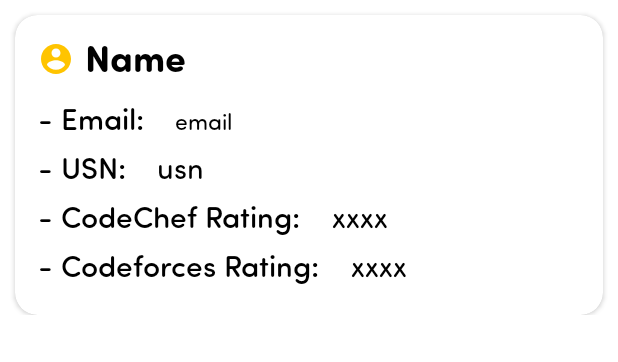
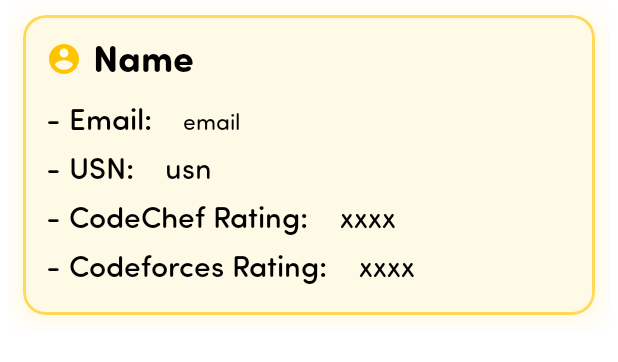
Before and after one commit to IC-Hack-Sanakaris/track-app, an Android app: the layout mentee_details_card_layout.xml on its own in the app's theme, with its tools: preview values and no code run, on a phone screen of 412 x 824 dp. Shown: the top 362 px of the screen. Run offline under Robolectric (Android 15) with nearby library versions, the phone set to English and light mode, and no system bars.

Commit message:
Made some UI changes in recyclerView Item

```diff
--- a/app/src/main/res/layout/mentee_details_card_layout.xml
+++ b/app/src/main/res/layout/mentee_details_card_layout.xml
@@ -1,16 +1,21 @@
 <?xml version="1.0" encoding="utf-8"?>
-<androidx.constraintlayout.widget.ConstraintLayout xmlns:android="http://schemas.android.com/apk/res/android"
+<LinearLayout xmlns:android="http://schemas.android.com/apk/res/android"
     xmlns:app="http://schemas.android.com/apk/res-auto"
     android:layout_width="match_parent"
     android:layout_height="wrap_content"
     android:backgroundTint="@color/light"
+    android:paddingHorizontal="5dp"
     >
 
-    <androidx.cardview.widget.CardView
+    <com.google.android.material.card.MaterialCardView
         android:layout_width="match_parent"
         android:layout_height="200dp"
         android:background="@color/light"
-        android:elevation="2dp"
+        app:cardElevation="15dp"
+        android:outlineSpotShadowColor="@color/yellow"
+        android:outlineAmbientShadowColor="@color/yellow"
+        app:strokeColor="@color/yellow"
+        app:strokeWidth="2dp"
         android:layout_margin="10dp"
         android:orientation="vertical"
         app:cardCornerRadius="15dp"
@@ -20,9 +25,9 @@
 
         <LinearLayout
             android:layout_width="match_parent"
-            android:layout_height="wrap_content"
+            android:layout_height="match_parent"
             android:orientation="vertical"
-            android:backgroundTint="@color/light"
+            android:background="#FFFAE6"
             >
 
             <LinearLayout
@@ -170,6 +175,6 @@
         </LinearLayout>
 
 
-    </androidx.cardview.widget.CardView>
+    </com.google.android.material.card.MaterialCardView>
 
-</androidx.constraintlayout.widget.ConstraintLayout>
+</LinearLayout>
```
